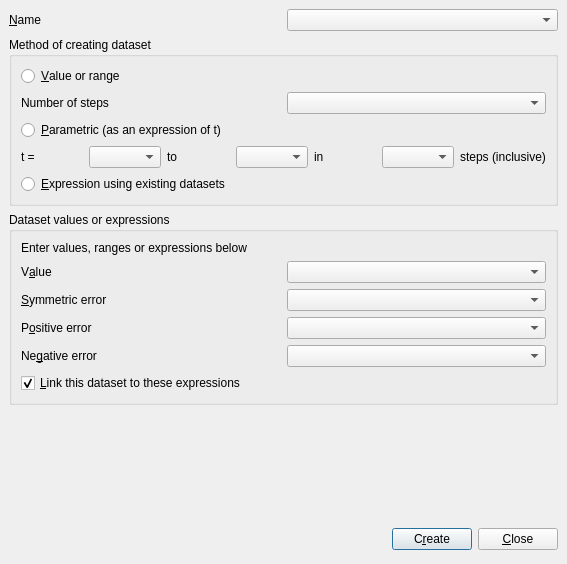
Qt form dialogs/datacreate.ui (veusz/veusz) before a commit.
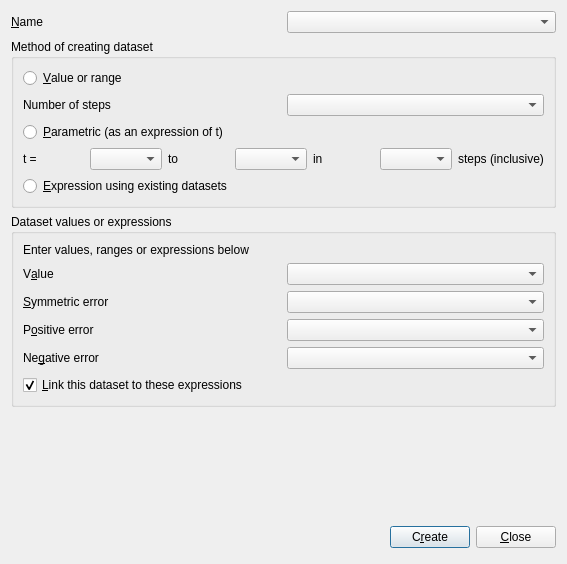
The same form after that commit. Custom widgets are drawn as their Qt base class.

Commit message: Start process of moving to HistoryCombos in import dialog

Diff of the .ui file:
```diff
--- a/dialogs/datacreate.ui
+++ b/dialogs/datacreate.ui
@@ -12,13 +12,7 @@
   <property name="windowTitle" >
    <string>Create dataset - Veusz</string>
   </property>
-  <layout class="QVBoxLayout" >
-   <property name="spacing" >
-    <number>6</number>
-   </property>
-   <property name="margin" >
-    <number>9</number>
-   </property>
+  <layout class="QVBoxLayout" name="verticalLayout_2" >
    <item>
     <layout class="QHBoxLayout" >
      <property name="spacing" >
@@ -156,13 +150,7 @@
      <property name="title" >
       <string>Dataset values or expressions</string>
      </property>
-     <layout class="QVBoxLayout" >
-      <property name="spacing" >
-       <number>6</number>
-      </property>
-      <property name="margin" >
-       <number>9</number>
-      </property>
+     <layout class="QVBoxLayout" name="verticalLayout" >
       <item>
        <widget class="QLabel" name="valuehelperlabel" >
         <property name="text" >
@@ -174,42 +162,7 @@
        </widget>
       </item>
       <item>
-       <layout class="QGridLayout" >
-        <property name="margin" >
-         <number>0</number>
-        </property>
-        <property name="spacing" >
-         <number>6</number>
-        </property>
-        <item row="1" column="1" >
-         <widget class="HistoryCombo" name="symerroredit" />
-        </item>
-        <item row="3" column="1" >
-         <widget class="HistoryCombo" name="negerroredit" />
-        </item>
-        <item row="0" column="1" >
-         <widget class="HistoryCombo" name="valueedit" />
-        </item>
-        <item row="3" column="0" >
-         <widget class="QLabel" name="label_11" >
-          <property name="text" >
-           <string>Ne&amp;gative error</string>
-          </property>
-          <property name="buddy" >
-           <cstring>negerroredit</cstring>
-          </property>
-         </widget>
-        </item>
-        <item row="2" column="0" >
-         <widget class="QLabel" name="label_10" >
-          <property name="text" >
-           <string>P&amp;ositive error</string>
-          </property>
-          <property name="buddy" >
-           <cstring>poserroredit</cstring>
-          </property>
-         </widget>
-        </item>
+       <layout class="QGridLayout" name="gridLayout" >
         <item row="0" column="0" >
          <widget class="QLabel" name="label_8" >
           <property name="text" >
@@ -220,6 +173,9 @@
           </property>
          </widget>
         </item>
+        <item row="0" column="1" >
+         <widget class="HistoryCombo" name="valueedit" />
+        </item>
         <item row="1" column="0" >
          <widget class="QLabel" name="label_9" >
           <property name="text" >
@@ -230,9 +186,35 @@
           </property>
          </widget>
         </item>
+        <item row="1" column="1" >
+         <widget class="HistoryCombo" name="symerroredit" />
+        </item>
+        <item row="2" column="0" >
+         <widget class="QLabel" name="label_10" >
+          <property name="text" >
+           <string>P&amp;ositive error</string>
+          </property>
+          <property name="buddy" >
+           <cstring>poserroredit</cstring>
+          </property>
+         </widget>
+        </item>
         <item row="2" column="1" >
          <widget class="HistoryCombo" name="poserroredit" />
         </item>
+        <item row="3" column="0" >
+         <widget class="QLabel" name="label_11" >
+          <property name="text" >
+           <string>Ne&amp;gative error</string>
+          </property>
+          <property name="buddy" >
+           <cstring>negerroredit</cstring>
+          </property>
+         </widget>
+        </item>
+        <item row="3" column="1" >
+         <widget class="HistoryCombo" name="negerroredit" />
+        </item>
        </layout>
       </item>
       <item>
```
Left out of the diff: 17 changed lines with no effect on the pictures. The commit also changes 2 other files.
